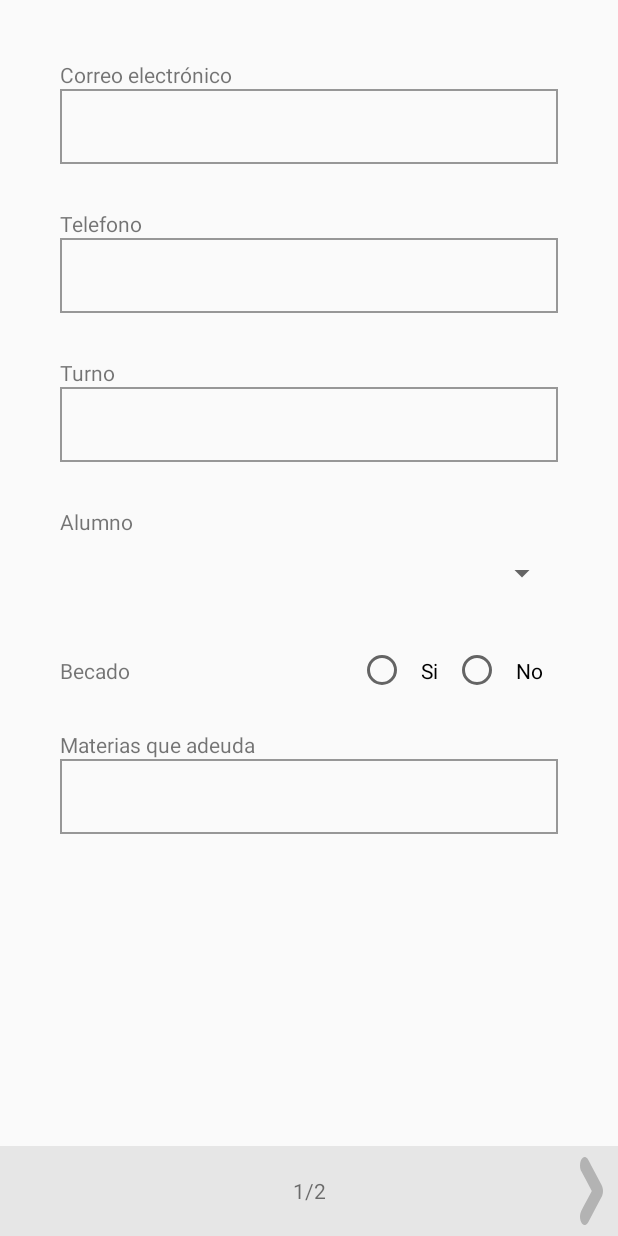
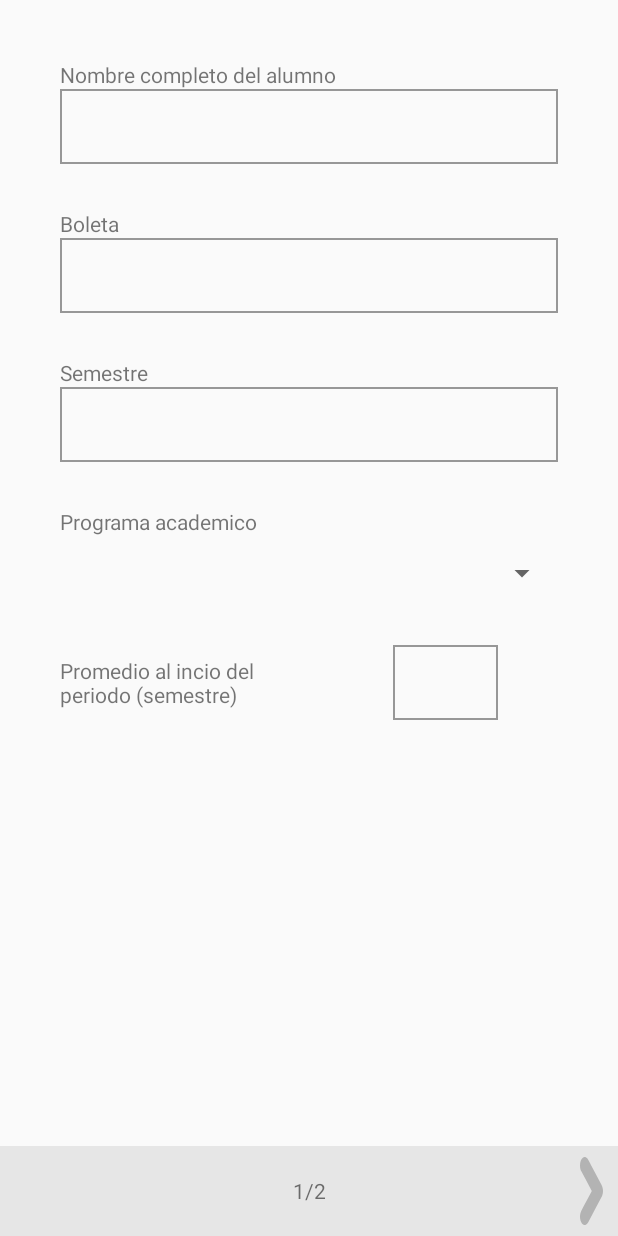
Before and after one commit to oscarito9410/upiicsa-tutorias, an Android app: the RegistryStudentFragment screen opened through its navigation route, on a phone screen of 412 x 824 dp. Run offline under Robolectric (Android 15) with nearby library versions, the phone set to English and light mode, and no system bars.

Commit message:
- Primer commit a develop con primera navegacion en registro de alumno

```diff
--- a/app/src/main/java/com/example/upicca_tutorias/ui/student_registry/RegistryStudentFragment.kt
+++ b/app/src/main/java/com/example/upicca_tutorias/ui/student_registry/RegistryStudentFragment.kt
@@ -1,12 +1,15 @@
 package com.example.upicca_tutorias.ui.student_registry
 
+import android.opengl.Visibility
 import androidx.lifecycle.ViewModelProviders
 import android.os.Bundle
 import androidx.fragment.app.Fragment
 import android.view.LayoutInflater
 import android.view.View
 import android.view.ViewGroup
+import android.webkit.RenderProcessGoneDetail
 import com.example.upicca_tutorias.R
+import kotlinx.android.synthetic.main.registry_student_fragment.*
 
 class RegistryStudentFragment : Fragment() {
 
@@ -30,4 +33,18 @@ class RegistryStudentFragment : Fragment() {
         // TODO: Use the ViewModel
     }
 
+    override fun onViewCreated(view: View, savedInstanceState: Bundle?) {
+        super.onViewCreated(view, savedInstanceState)
+        tv_registry_footer.setText(String.format(getString(R.string.text_registry_footer,"1")))
+
+        iv_registry_footer.setOnClickListener {
+            tv_registry_footer.setText(String.format(getString(R.string.text_registry_footer,"2")))
+            cly_container_registry_step_1.visibility = View.GONE
+            cly_container_registry_step_2.visibility = View.VISIBLE
+        }
+
+
+    }
+
+
 }
--- a/app/src/main/res/layout/registry_student_fragment.xml
+++ b/app/src/main/res/layout/registry_student_fragment.xml
@@ -11,7 +11,7 @@
         android:id="@+id/cly_container_registry_step_1"
         android:layout_width="match_parent"
         android:layout_height="0dp"
-        android:visibility="gone"
+        android:visibility="visible"
         app:layout_constraintBottom_toTopOf="@+id/tv_registry_footer"
         app:layout_constraintEnd_toEndOf="parent"
         app:layout_constraintStart_toStartOf="parent"
@@ -114,7 +114,7 @@
         android:id="@+id/cly_container_registry_step_2"
         android:layout_width="match_parent"
         android:layout_height="0dp"
-        android:visibility="visible"
+        android:visibility="gone"
         app:layout_constraintBottom_toTopOf="@+id/tv_registry_footer"
         app:layout_constraintEnd_toEndOf="parent"
         app:layout_constraintStart_toStartOf="parent"
@@ -253,7 +253,7 @@
         android:layout_height="60dp"
         android:background="@color/colorGrayFooter"
         android:gravity="center"
-        android:text="1/2"
+        android:text="@string/text_registry_footer"
         app:layout_constraintBottom_toBottomOf="parent"
         app:layout_constraintEnd_toEndOf="parent"
         app:layout_constraintHorizontal_bias="0.0"
--- a/app/src/main/res/values/strings.xml
+++ b/app/src/main/res/values/strings.xml
@@ -15,4 +15,5 @@
     <string name="text_registry_turn">Turno</string>
     <string name="text_registry_academic_student">Alumno</string>
     <string name="text_registry_matters_owed">Materias que adeuda</string>
+    <string name="text_registry_footer">%s/2</string>
 </resources>
```
